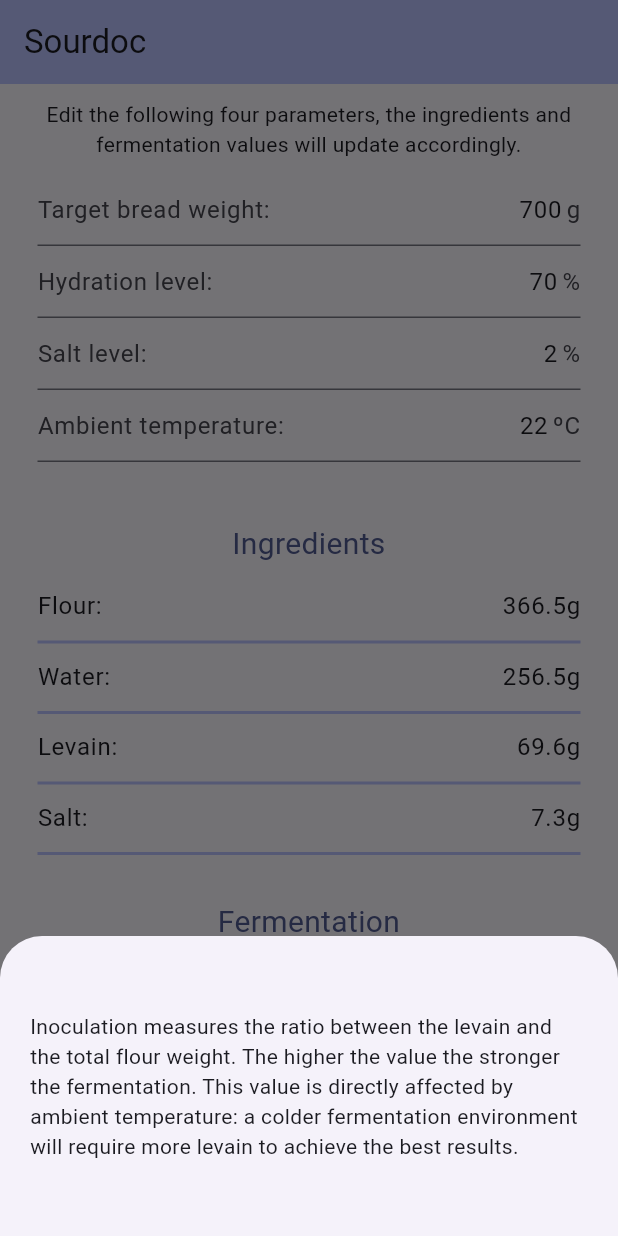
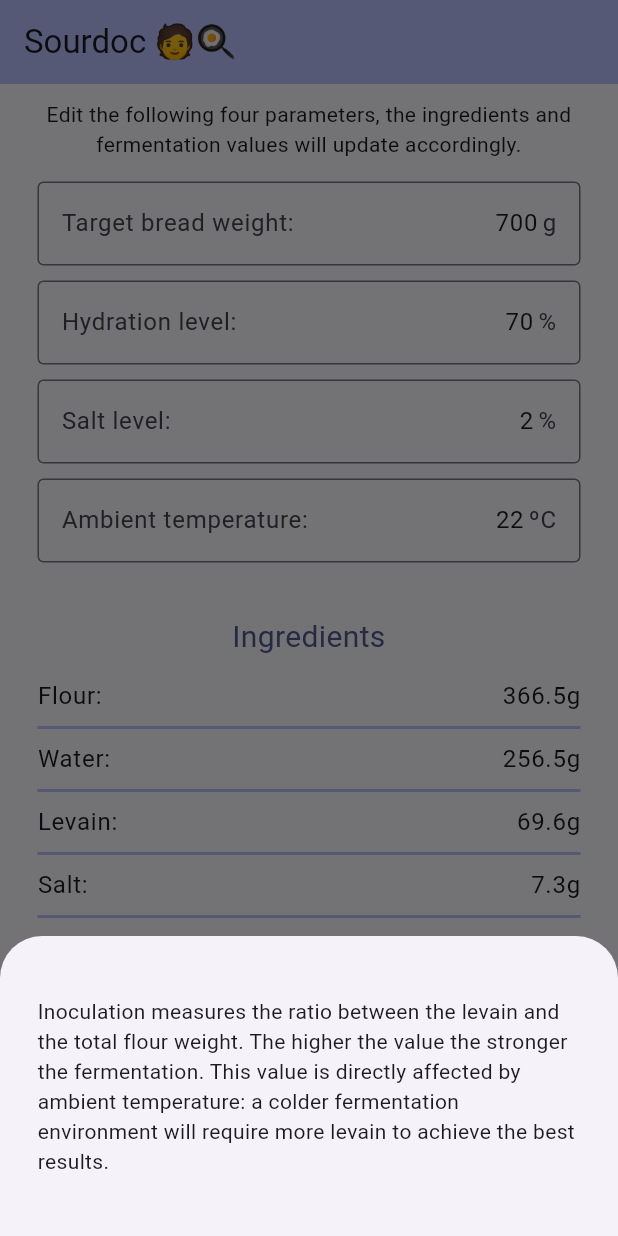
Before and after one commit to duddu/sourdoc, a Flutter app: the screen it shows after launch, after a tap on the "info" icon, on a phone screen of 412 x 824 dp. Run offline on Flutter 3.47's test engine with Material 2 defaults, Android fonts, the light colour scheme and no system bars.

Commit message:
UI embellishments

```diff
--- a/lib/main.dart
+++ b/lib/main.dart
@@ -10,15 +10,17 @@ void main() {
 class Sourdoc extends StatelessWidget {
   const Sourdoc({super.key});
 
+  final String _title = 'Sourdoc 🧑‍🍳';
+
   @override
   Widget build(BuildContext context) {
     return MaterialApp(
-      title: 'Sourdoc',
+      title: _title,
       theme: ThemeData(
         colorScheme: ColorScheme.fromSeed(seedColor: Colors.indigo),
         useMaterial3: true,
       ),
-      home: const HomePage(title: 'Sourdoc'),
+      home: HomePage(title: _title),
     );
   }
 }
@@ -169,7 +171,6 @@ class _HomePageState extends State<HomePage> {
             children: <FullWidthHeaderWithPadding>[
               FullWidthHeaderWithPadding(
                 text: 'Ingredients',
-                paddingTop: 40,
               )
             ],
           ),
--- a/lib/widgets/full_width_container_with_label_and_value.dart
+++ b/lib/widgets/full_width_container_with_label_and_value.dart
@@ -15,7 +15,7 @@ class FullWidthContainerWithLabelAndValue extends StatelessWidget {
   @override
   Widget build(BuildContext context) {
     return Container(
-      height: 47,
+      height: 42,
       decoration: BoxDecoration(
         border: Border(
           bottom: BorderSide(
@@ -73,7 +73,7 @@ class InfoButton extends StatelessWidget {
                   mainAxisSize: MainAxisSize.min,
                   children: <Widget>[
                     Padding(
-                        padding: const EdgeInsets.fromLTRB(20, 0, 20, 0),
+                        padding: const EdgeInsets.fromLTRB(25, 0, 25, 0),
                         child: Text(text)),
                   ],
                 ),
--- a/lib/widgets/full_width_text_field_with_affixes.dart
+++ b/lib/widgets/full_width_text_field_with_affixes.dart
@@ -16,10 +16,12 @@ class FullWidthTextFieldWithAffixes extends StatelessWidget {
   @override
   Widget build(BuildContext context) {
     return Expanded(
+        child: Padding(
+            padding: const EdgeInsets.fromLTRB(0, 5, 0, 5),
             child: TextField(
               controller: controller,
               decoration: InputDecoration(
-        border: const UnderlineInputBorder(),
+                border: const OutlineInputBorder(),
                 prefixText: '$prefixText:',
                 suffixText: suffixText,
               ),
@@ -27,6 +29,6 @@ class FullWidthTextFieldWithAffixes extends StatelessWidget {
               keyboardType: TextInputType.number,
               textAlign: TextAlign.end,
               textInputAction: TextInputAction.done,
-    ));
+            )));
   }
 }
```
Lines whose indentation alone changed are shown as unchanged.
